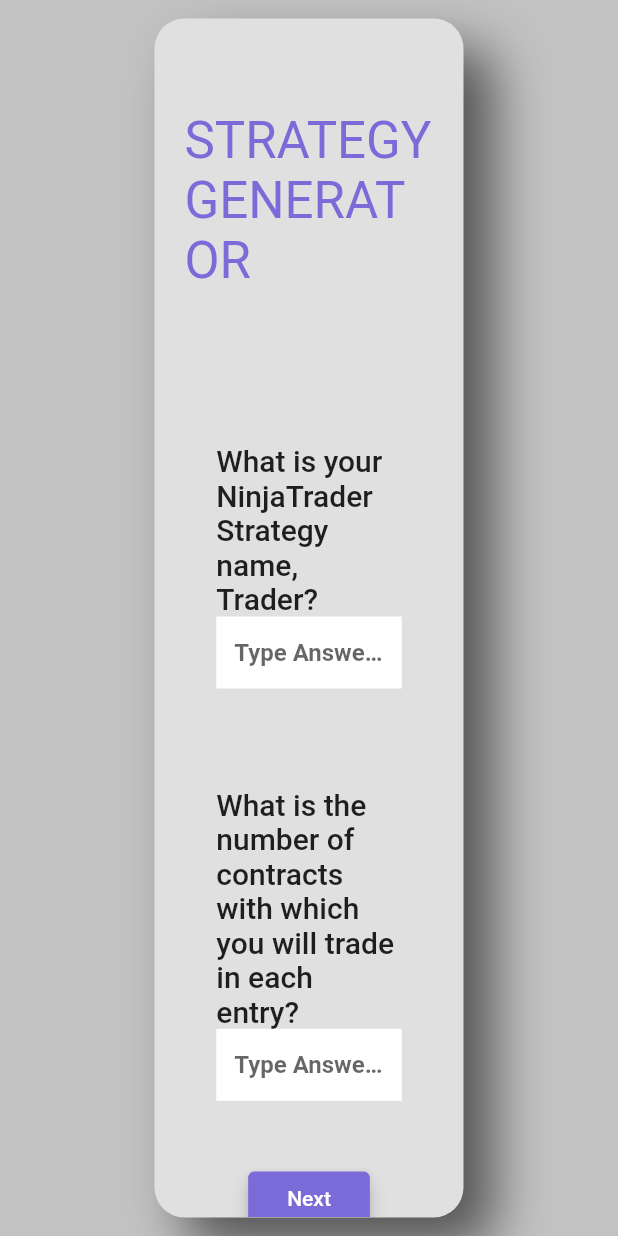
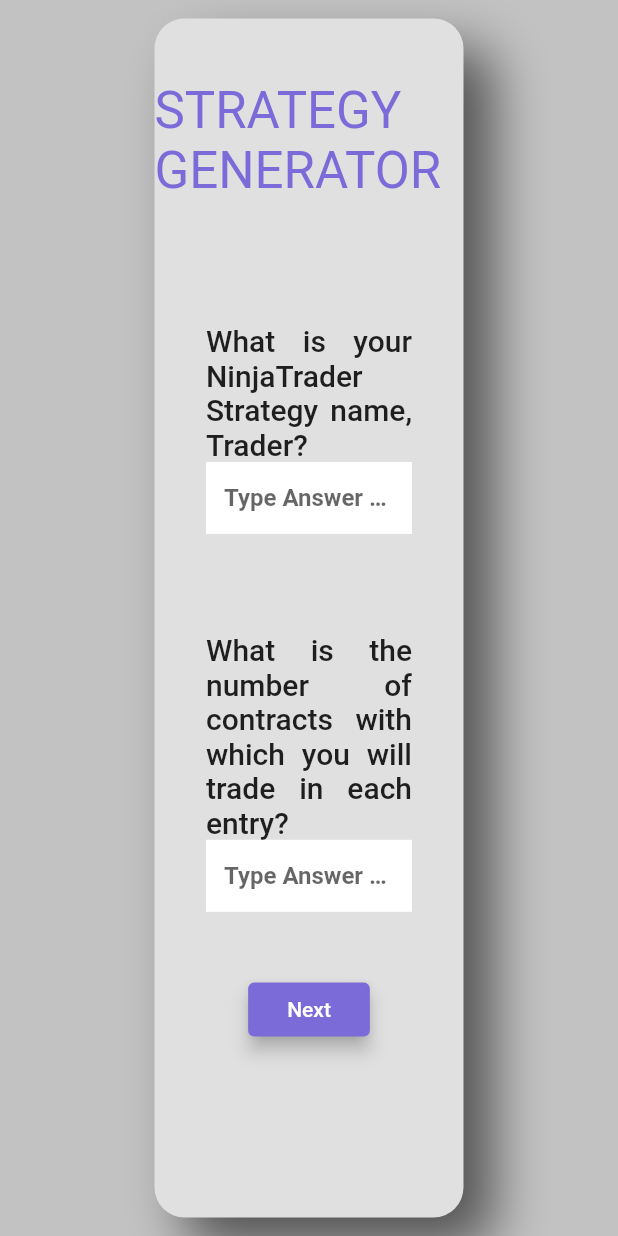
Before and after one commit to Fahim17/StrategyWebForm, a Flutter app: the Page1 screen opened directly, after a tap on an icon or button, on a phone screen of 412 x 824 dp. Run offline on Flutter 3.47's test engine with Material 2 defaults, Android fonts, the phone set to English and light mode, and no system bars.

Commit message:
UI polished

```diff
--- a/lib/themes/app_theme_data.dart
+++ b/lib/themes/app_theme_data.dart
@@ -15,6 +15,7 @@
 const COLOR_White = Colors.white;
 const COLOR_Grey1 = Color(0xff545454);
 const COLOR_Grey2 = Color(0xffD0D0D0);
+const COLOR_Grey3 = Color(0xffb5b5b5);
 const COLOR_Green1 = Color(0xff78A55A);
 
 const titleText = 'STRATEGY GENERATOR';
--- a/lib/ui/mainpage.dart
+++ b/lib/ui/mainpage.dart
@@ -12,6 +12,6 @@
 
   @override
   Widget build(BuildContext context) {
-    return Page1();
+    return ConditionFormPage();
   }
 }
--- a/lib/ui/pages/page1.dart
+++ b/lib/ui/pages/page1.dart
@@ -6,7 +6,7 @@
   Page1({Key? key}) : super(key: key);
 
   String description =
-      'The GS-1931 algorithm will accompany you during the process of creating your strategy and will generate the code thanks to its AI.';
+      'The GS-1931 algorithm will accompany you during the process of creating ur strategy and will generate the code thanks to its AI.';
 
   @override
   Widget build(BuildContext context) {
@@ -35,13 +35,19 @@
                 SizedBox(
                   height: screensize.height * 0.15,
                 ),
-                Padding(
-                  padding: EdgeInsets.fromLTRB(
-                      screensize.width * 0.1, 0, screensize.width * 0.1, 0),
-                  child: Text(
-                    description,
-                    style: _textTheme.headline6,
-                  ),
+                Row(
+                  children: [
+                    const Expanded(flex: 1, child: SizedBox.shrink()),
+                    Expanded(
+                      flex: 4,
+                      child: Text(
+                        description,
+                        style: _textTheme.headline6,
+                        textAlign: TextAlign.justify,
+                      ),
+                    ),
+                    const Expanded(flex: 1, child: SizedBox.shrink()),
+                  ],
                 ),
                 SizedBox(
                   height: screensize.height * 0.15,
--- a/lib/ui/pages/page2.dart
+++ b/lib/ui/pages/page2.dart
@@ -41,8 +41,7 @@
                 SizedBox(
                   height: screensize.height * 0.05,
                 ),
-                Padding(
-                  padding: const EdgeInsets.all(20.0),
+                Center(
                   child: Text(
                     titleText,
                     style: _textTheme.headline4,
@@ -51,17 +50,33 @@
                 SizedBox(
                   height: screensize.height * 0.10,
                 ),
-                Padding(
-                  padding: EdgeInsets.fromLTRB(
-                      screensize.width * 0.1, 0, screensize.width * 0.1, 0),
+                Row(
+                  children: [
+                    const Expanded(flex: 1, child: SizedBox.shrink()),
+                    Expanded(
+                      flex: 4,
                       child: Text(
                         'What is your NinjaTrader Strategy name, Trader?',
                         style: _textTheme.headline6,
+                        textAlign: TextAlign.justify,
                       ),
                     ),
-                Padding(
-                  padding: EdgeInsets.fromLTRB(
-                      screensize.width * 0.1, 0, screensize.width * 0.1, 0),
+                    const Expanded(flex: 1, child: SizedBox.shrink()),
+                  ],
+                ),
+                // Padding(
+                //   padding: EdgeInsets.fromLTRB(
+                //       screensize.width * 0.1, 0, screensize.width * 0.1, 0),
+                //   child: Text(
+                //     'What is your NinjaTrader Strategy name, Trader?',
+                //     style: _textTheme.headline6,
+                //   ),
+                // ),
+                Row(
+                  children: [
+                    const Expanded(flex: 1, child: SizedBox.shrink()),
+                    Expanded(
+                      flex: 4,
                       child: TextField(
                         controller: nameController,
                         decoration: const InputDecoration(
@@ -70,20 +85,50 @@
                         style: _textTheme.subtitle1,
                       ),
                     ),
+                    const Expanded(flex: 1, child: SizedBox.shrink()),
+                  ],
+                ),
+                // Padding(
+                //   padding: EdgeInsets.fromLTRB(
+                //       screensize.width * 0.1, 0, screensize.width * 0.1, 0),
+                //   child: TextField(
+                //     controller: nameController,
+                //     decoration: const InputDecoration(
+                //         border: InputBorder.none,
+                //         hintText: 'Type Answer Here...'),
+                //     style: _textTheme.subtitle1,
+                //   ),
+                // ),
                 SizedBox(
                   height: screensize.height * 0.08,
                 ),
-                Padding(
-                  padding: EdgeInsets.fromLTRB(
-                      screensize.width * 0.1, 0, screensize.width * 0.1, 0),
+                Row(
+                  children: [
+                    const Expanded(flex: 1, child: SizedBox.shrink()),
+                    Expanded(
+                      flex: 4,
                       child: Text(
                         'What is the number of contracts with which you will trade in each entry?',
                         style: _textTheme.headline6,
+                        textAlign: TextAlign.justify,
                       ),
                     ),
-                Padding(
-                  padding: EdgeInsets.fromLTRB(
-                      screensize.width * 0.1, 0, screensize.width * 0.1, 0),
+                    const Expanded(flex: 1, child: SizedBox.shrink()),
+                  ],
+                ),
+                // Padding(
+                //   padding: EdgeInsets.fromLTRB(
+                //       screensize.width * 0.1, 0, screensize.width * 0.1, 0),
+                //   child: Text(
+                //     'What is the number of contracts with which you will trade in each entry?',
+                //     style: _textTheme.headline6,
+                //   ),
+                // ),
+                Row(
+                  children: [
+                    const Expanded(flex: 1, child: SizedBox.shrink()),
+                    Expanded(
+                      flex: 4,
                       child: TextField(
                         controller: contractController,
                         decoration: const InputDecoration(
@@ -92,6 +137,20 @@
                         style: _textTheme.subtitle1,
                       ),
                     ),
+                    const Expanded(flex: 1, child: SizedBox.shrink()),
+                  ],
+                ),
+                // Padding(
+                //   padding: EdgeInsets.fromLTRB(
+                //       screensize.width * 0.1, 0, screensize.width * 0.1, 0),
+                //   child: TextField(
+                //     controller: contractController,
+                //     decoration: const InputDecoration(
+                //         border: InputBorder.none,
+                //         hintText: 'Type Answer Here...'),
+                //     style: _textTheme.subtitle1,
+                //   ),
+                // ),
                 SizedBox(
                   height: screensize.height * 0.05,
                 ),
```
Also changed, not shown: lib/ui/pages/enlcondition_list.dart (+4 -6 lines), lib/ui/pages/enscondition_list.dart (+4 -6 lines), lib/ui/pages/exlcondition_list.dart (+4 -6 lines), lib/ui/pages/exscondition_list.dart (+4 -6 lines), lib/ui/pages/widgets/popup_components.dart (+34 -37 lines). Lines whose indentation alone changed are shown as unchanged.
